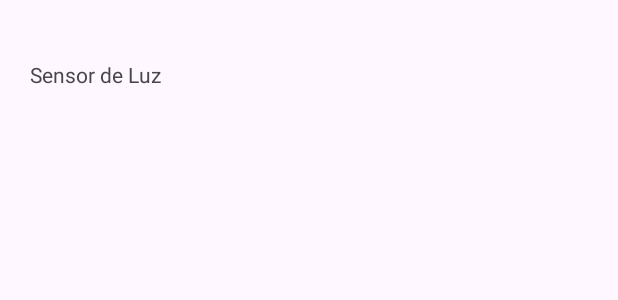
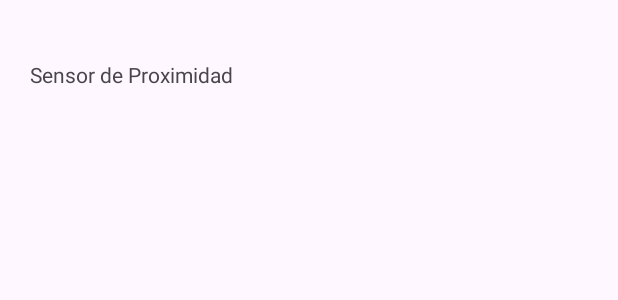
Before and after one commit to valen500/semi-prograll-2025, an Android app: the layout activity_main.xml on its own in the app's theme, with its tools: preview values and no code run, on a phone screen of 412 x 824 dp. Shown: the top 300 px of the screen. Run offline under Robolectric (Android 15) with nearby library versions, the phone set to English and light mode, and no system bars.

Commit message:
creacion y Funcionamiento de la rama sensor de proximidad

```diff
--- a/app/src/main/res/layout/activity_main.xml
+++ b/app/src/main/res/layout/activity_main.xml
@@ -7,8 +7,8 @@
     tools:context=".MainActivity">
 
     <TextView
-        android:id="@+id/lblSensorLuz"
-        android:text="Sensor de Luz"
+        android:id="@+id/lblSensorProximidad"
+        android:text="Sensor de Proximidad"
         android:layout_marginTop="40dp"
         android:layout_marginLeft="20dp"
         android:layout_width="wrap_content"
```
Also changed, not shown: app/src/main/java/com/example/miprimeraaplicacion/MainActivity.java (+8 -8 lines).
